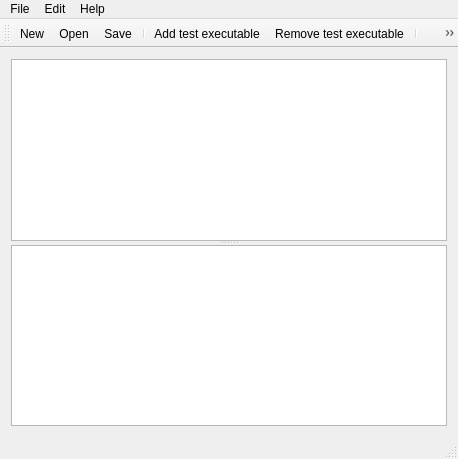
First picture: the form in ui/mainwindow.ui, repository u-foka/gtester, before the edit.
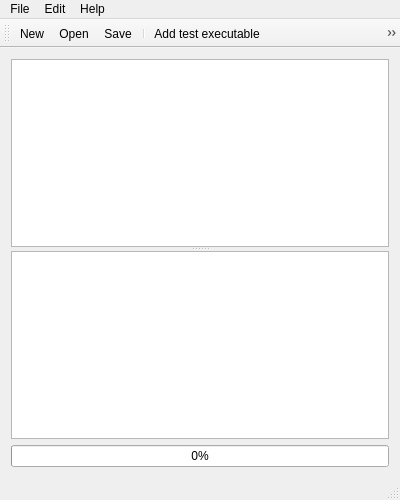
Second picture: the form after the edit. Icons and pictures are not drawn.

Diff of the .ui file:
```diff
--- a/ui/mainwindow.ui
+++ b/ui/mainwindow.ui
@@ -6,8 +6,8 @@
    <rect>
     <x>0</x>
     <y>0</y>
-    <width>458</width>
-    <height>459</height>
+    <width>400</width>
+    <height>500</height>
    </rect>
   </property>
   <property name="windowTitle">
@@ -41,9 +41,19 @@
          <height>0</height>
         </size>
        </property>
+       <property name="readOnly">
+        <bool>true</bool>
+       </property>
       </widget>
      </widget>
     </item>
+    <item>
+     <widget class="QProgressBar" name="progressBar">
+      <property name="value">
+       <number>0</number>
+      </property>
+     </widget>
+    </item>
    </layout>
   </widget>
   <widget class="QMenuBar" name="menuBar">
@@ -51,7 +61,7 @@
     <rect>
      <x>0</x>
      <y>0</y>
-     <width>458</width>
+     <width>400</width>
      <height>22</height>
     </rect>
    </property>
```
